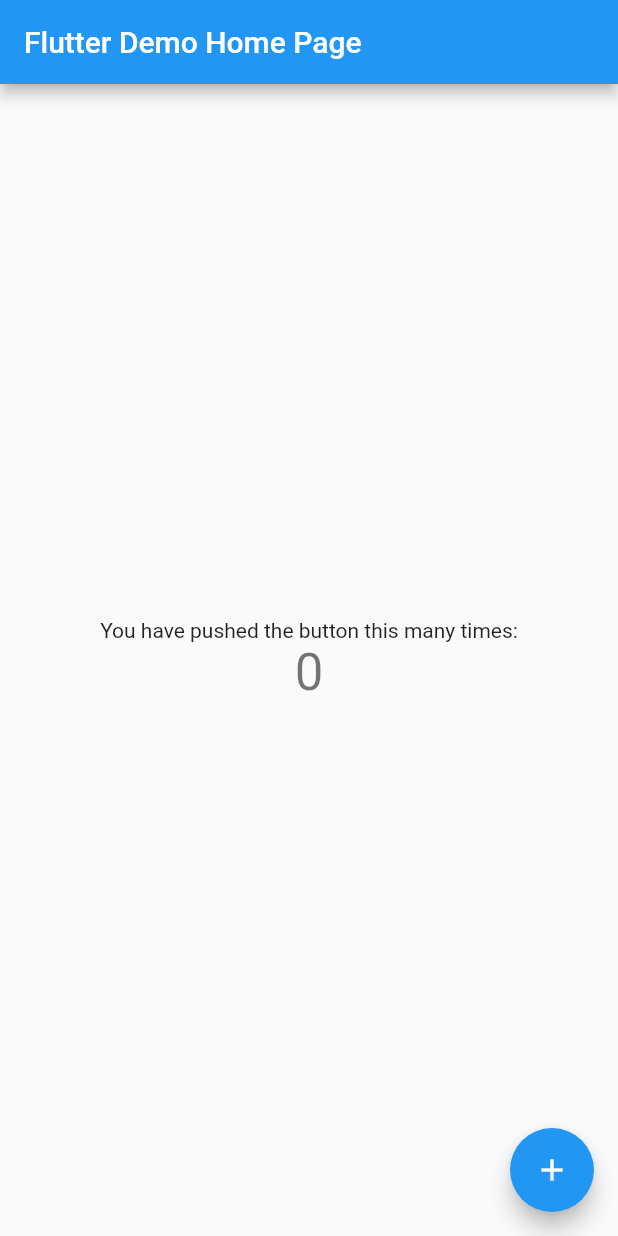
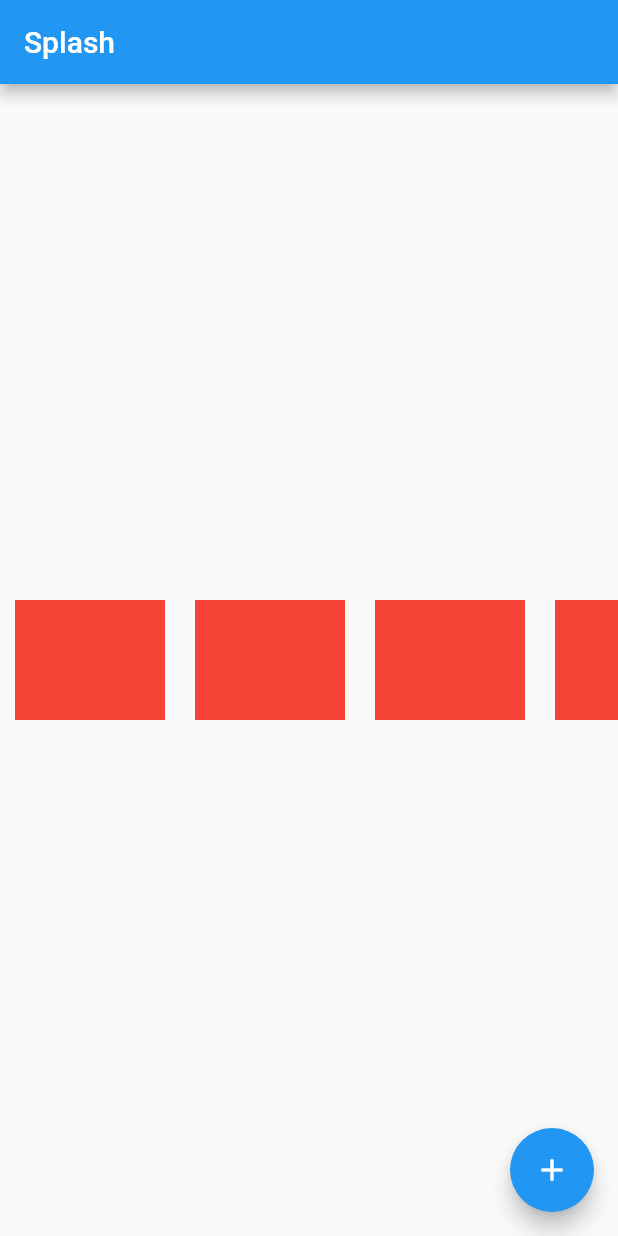
Before and after one commit to KhangHo096/AMDb, a Flutter app: the screen it shows after launch, on a phone screen of 412 x 824 dp. Run offline on Flutter 3.47's test engine with Material 2 defaults, Android fonts, the light colour scheme and no system bars; our stand-ins replace bloc, flutter_bloc.

Commit message:
Init splash - example bloc code

```diff
--- a/lib/main.dart
+++ b/lib/main.dart
@@ -1,3 +1,4 @@
+import 'package:amdb/screens/splash/splash.dart';
 import 'package:flutter/material.dart';
 
 void main() {
@@ -13,34 +14,15 @@
     return MaterialApp(
       title: 'Flutter Demo',
       theme: ThemeData(
-        // This is the theme of your application.
-        //
-        // Try running your application with "flutter run". You'll see the
-        // application has a blue toolbar. Then, without quitting the app, try
-        // changing the primarySwatch below to Colors.green and then invoke
-        // "hot reload" (press "r" in the console where you ran "flutter run",
-        // or simply save your changes to "hot reload" in a Flutter IDE).
-        // Notice that the counter didn't reset back to zero; the application
-        // is not restarted.
         primarySwatch: Colors.blue,
       ),
-      home: const MyHomePage(title: 'Flutter Demo Home Page'),
+      home: const SplashPage(),
     );
   }
 }
 
 class MyHomePage extends StatefulWidget {
   const MyHomePage({super.key, required this.title});
-
-  // This widget is the home page of your application. It is stateful, meaning
-  // that it has a State object (defined below) that contains fields that affect
-  // how it looks.
-
-  // This class is the configuration for the state. It holds the values (in this
-  // case the title) provided by the parent (in this case the App widget) and
-  // used by the build method of the State. Fields in a Widget subclass are
-  // always marked "final".
-
   final String title;
 
   @override
@@ -52,47 +34,18 @@
 
   void _incrementCounter() {
     setState(() {
-      // This call to setState tells the Flutter framework that something has
-      // changed in this State, which causes it to rerun the build method below
-      // so that the display can reflect the updated values. If we changed
-      // _counter without calling setState(), then the build method would not be
-      // called again, and so nothing would appear to happen.
       _counter++;
     });
   }
 
   @override
   Widget build(BuildContext context) {
-    // This method is rerun every time setState is called, for instance as done
-    // by the _incrementCounter method above.
-    //
-    // The Flutter framework has been optimized to make rerunning build methods
-    // fast, so that you can just rebuild anything that needs updating rather
-    // than having to individually change instances of widgets.
     return Scaffold(
       appBar: AppBar(
-        // Here we take the value from the MyHomePage object that was created by
-        // the App.build method, and use it to set our appbar title.
         title: Text(widget.title),
       ),
       body: Center(
-        // Center is a layout widget. It takes a single child and positions it
-        // in the middle of the parent.
         child: Column(
-          // Column is also a layout widget. It takes a list of children and
-          // arranges them vertically. By default, it sizes itself to fit its
-          // children horizontally, and tries to be as tall as its parent.
-          //
-          // Invoke "debug painting" (press "p" in the console, choose the
-          // "Toggle Debug Paint" action from the Flutter Inspector in Android
-          // Studio, or the "Toggle Debug Paint" command in Visual Studio Code)
-          // to see the wireframe for each widget.
-          //
-          // Column has various properties to control how it sizes itself and
-          // how it positions its children. Here we use mainAxisAlignment to
-          // center the children vertically; the main axis here is the vertical
-          // axis because Columns are vertical (the cross axis would be
-          // horizontal).
           mainAxisAlignment: MainAxisAlignment.center,
           children: <Widget>[
             const Text(
@@ -109,7 +62,7 @@
         onPressed: _incrementCounter,
         tooltip: 'Increment',
         child: const Icon(Icons.add),
-      ), // This trailing comma makes auto-formatting nicer for build methods.
+      ),
     );
   }
 }
--- /dev/null
+++ b/lib/screens/splash/bloc/splash_bloc.dart
@@ -0,0 +1,25 @@
+import 'package:amdb/screens/splash/bloc/splash_event.dart';
+import 'package:amdb/screens/splash/bloc/splash_state.dart';
+import 'package:bloc/bloc.dart';
+
+class SplashBloc extends Bloc<SplashEvent, SplashState> {
+  SplashBloc() : super(SplashInitialState()) {
+    on<GetSplashConfigEvent>((event, emit) async {
+      await _fetchConfigData();
+      emit(GetSplashConfigState(
+        name: 'Khang Ho',
+      ));
+    });
+    on<SplashButtonEvent>((event, emit) async {
+      emit(SplashButtonState(
+        text: event.text,
+      ));
+    });
+  }
+
+  String text = '';
+
+  Future<void> _fetchConfigData() async {
+    await Future.delayed(const Duration(milliseconds: 1000));
+  }
+}
--- /dev/null
+++ b/lib/screens/splash/bloc/splash_event.dart
@@ -0,0 +1,11 @@
+abstract class SplashEvent {}
+
+class GetSplashConfigEvent extends SplashEvent {}
+
+class SplashButtonEvent extends SplashEvent {
+  final String text;
+
+  SplashButtonEvent({
+    required this.text,
+  });
+}
--- /dev/null
+++ b/lib/screens/splash/bloc/splash_state.dart
@@ -0,0 +1,19 @@
+abstract class SplashState {}
+
+class SplashInitialState extends SplashState {}
+
+class GetSplashConfigState extends SplashState {
+  final String name;
+
+  GetSplashConfigState({
+    required this.name,
+  });
+}
+
+class SplashButtonState extends SplashState {
+  final String text;
+
+  SplashButtonState({
+    required this.text,
+  });
+}
--- /dev/null
+++ b/lib/screens/splash/splash.dart
@@ -0,0 +1,8 @@
+import 'package:amdb/screens/splash/bloc/splash_bloc.dart';
+import 'package:amdb/screens/splash/bloc/splash_event.dart';
+import 'package:amdb/screens/splash/bloc/splash_state.dart';
+import 'package:flutter/material.dart';
+import 'package:flutter_bloc/flutter_bloc.dart';
+
+part 'splash_container.dart';
+part 'splash_page.dart';
--- /dev/null
+++ b/lib/screens/splash/splash_container.dart
@@ -0,0 +1,83 @@
+part of 'splash.dart';
+
+class SplashContainer extends StatefulWidget {
+  const SplashContainer({Key? key}) : super(key: key);
+
+  @override
+  State<SplashContainer> createState() => _SplashContainerState();
+}
+
+class _SplashContainerState extends State<SplashContainer> {
+  late SplashBloc _bloc;
+
+  @override
+  void initState() {
+    _bloc = BlocProvider.of<SplashBloc>(context);
+    super.initState();
+  }
+
+  @override
+  Widget build(BuildContext context) {
+    return Scaffold(
+      appBar: _buildAppBar(),
+      floatingActionButton: _buildFloatingActionButton(),
+      body: _buildBody(),
+    );
+  }
+
+  BlocBuilder<SplashBloc, SplashState> _buildBody() {
+    return BlocBuilder<SplashBloc, SplashState>(
+      builder: (context, state) {
+        if (state is SplashInitialState) {
+          _bloc.text = 'initial state';
+        }
+        if (state is GetSplashConfigState) {
+          _bloc.text = state.name;
+        }
+        return Center(
+          child: SizedBox(
+            height: 100,
+            child: ListView.builder(
+              itemCount: 10,
+              scrollDirection: Axis.horizontal,
+              itemBuilder: (context, index) {
+                return Container(
+                  margin: EdgeInsets.all(10),
+                  width: 100,
+                  color: Colors.red,
+                );
+              },
+            ),
+          ),
+        );
+      },
+    );
+  }
+
+  FloatingActionButton _buildFloatingActionButton() {
+    return FloatingActionButton(
+      onPressed: () {
+        _bloc.add(
+          SplashButtonEvent(text: 'Button is pressed!'),
+        );
+      },
+      child: const Icon(
+        Icons.add,
+      ),
+    );
+  }
+
+  AppBar _buildAppBar() {
+    return AppBar(
+      title: BlocBuilder<SplashBloc, SplashState>(
+        builder: (context, state) {
+          String text = 'Splash';
+          if (state is SplashButtonState) {
+            text = state.text;
+          }
+          return Text(text);
+        },
+      ),
+    );
+  }
+}
--- /dev/null
+++ b/lib/screens/splash/splash_page.dart
@@ -0,0 +1,13 @@
+part of 'splash.dart';
+
+class SplashPage extends StatelessWidget {
+  const SplashPage({Key? key}) : super(key: key);
+
+  @override
+  Widget build(BuildContext context) {
+    return BlocProvider<SplashBloc>(
+      create: (context) => SplashBloc()..add(GetSplashConfigEvent()),
+      child: const SplashContainer(),
+    );
+  }
+}
--- /dev/null
+++ b/lib/services/dio_service.dart
@@ -0,0 +1,3 @@
+class DioService {
+
+}
```
Also changed, not shown: pubspec.yaml (+13 -3 lines), pubspec.lock.
